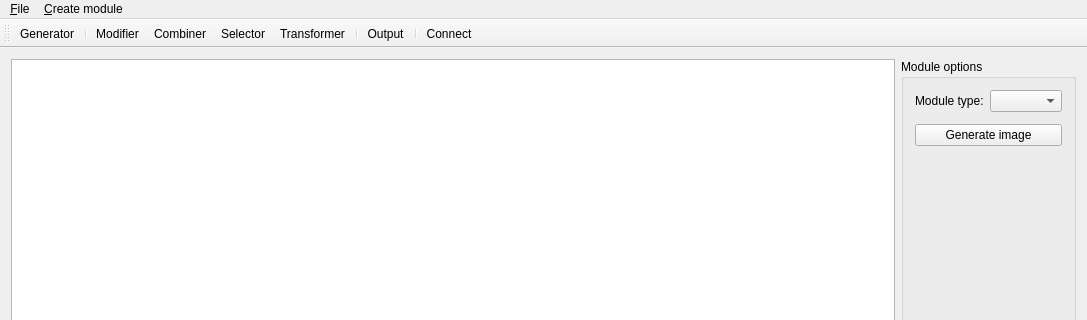
Kvalme/noisetexturegenerator, file NoiseTextureGenerator/mainwindow.ui: the form before one commit; both pictures show x 0 to 1087 and y 0 to 320 of the 1087 by 521 pixel window.
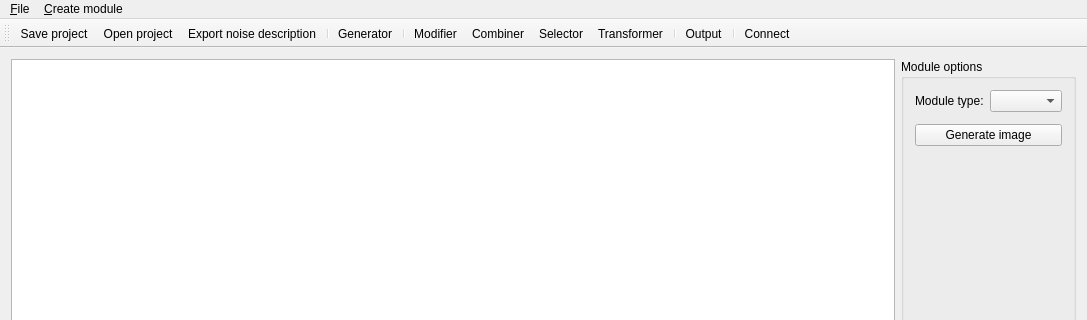
The form after the commit.

What changed in the file:
```diff
--- a/NoiseTextureGenerator/mainwindow.ui
+++ b/NoiseTextureGenerator/mainwindow.ui
@@ -151,6 +151,10 @@
    <attribute name="toolBarBreak">
     <bool>false</bool>
    </attribute>
+   <addaction name="action_Save_project"/>
+   <addaction name="action_Load_project"/>
+   <addaction name="action_Export_noise_description"/>
+   <addaction name="separator"/>
    <addaction name="actionNoise_generator"/>
    <addaction name="separator"/>
    <addaction name="actionModifier"/>
@@ -210,7 +214,10 @@
   </action>
   <action name="action_Load_project">
    <property name="text">
-    <string>&amp;Load project</string>
+    <string>&amp;Open project</string>
+   </property>
+   <property name="toolTip">
+    <string>Open project</string>
    </property>
    <property name="shortcut">
     <string>Ctrl+L</string>
```
Left out of the diff: 2 changed lines with no effect on the pictures.
